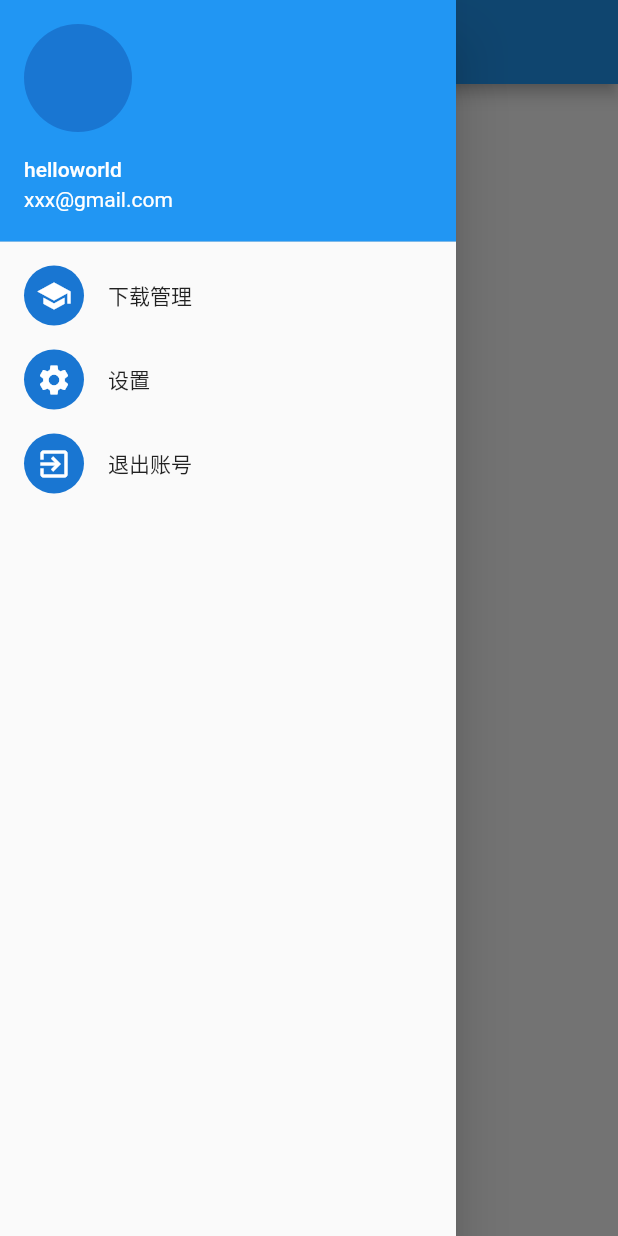
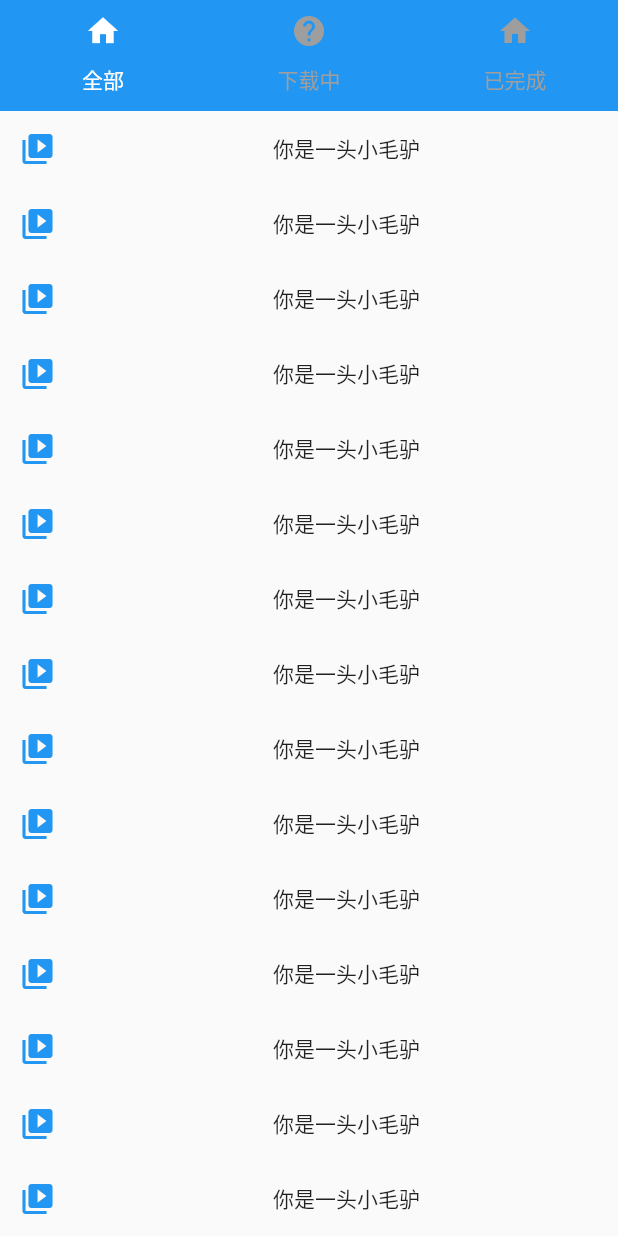
Before and after one commit to helixs/KodExplorerFlutter, a Flutter app: the HomePage screen opened directly, in the side drawer, after a tap on "下载管理", on a phone screen of 412 x 824 dp. Run offline on Flutter 3.47's test engine with Material 2 defaults, Android fonts, the phone set to English and light mode, and no system bars; drawn by our look-alikes of oktoast; our stand-ins replace dio, permission_handler, shared_preferences, webview_flutter; missing offline and left inert: common_utils, flutter_downloader; accounts and stored records are empty; statements that could not run were skipped.

Commit message:
下载列表显示

```diff
--- a/lib/custom/file_info_pop.dart
+++ b/lib/custom/file_info_pop.dart
@@ -76,7 +76,7 @@ class _FileInfoItem extends StatelessWidget {
     if (_kvInfo.isDownloadUrl) {
       downloadPress = () {
         Clipboard.setData(new ClipboardData(text: _kvInfo.value));
-        Pop.showToast(context, "链接已经复制到剪贴板");
+        Pop.toast(context, "链接已经复制到剪贴板");
       };
     }
     return Row(
@@ -174,7 +174,7 @@ class _DownloadPathState extends LifeState<_DownloadInfoWidget> {
   download()async{
     var ss = await FlutterDownloader.enqueue(url: _addressController.text,savedDir:_localPathController.text);
 
-    Pop.showToast(context, ss.toString());
+    Pop.toast(context, ss.toString());
   }
 
   @override
--- a/lib/main.dart
+++ b/lib/main.dart
@@ -1,5 +1,6 @@
 import 'package:flutter/material.dart';
 import 'package:kodproject/pages/home_list.dart';
+import 'package:oktoast/oktoast.dart';
 import 'life/life_state.dart';
 import 'package:kodproject/pages/loginpage.dart';
 import 'package:kodproject/storage/KData.dart';
@@ -36,10 +37,10 @@ class AppState extends LifeState<MyApp> {
     initData();
   }
 
-
   @override
   Widget build(BuildContext context) {
-    return MaterialApp(
+    return OKToast(
+      child: MaterialApp(
         title: 'Kodclould',
         theme: ThemeData(
           // This is the theme of your application.
@@ -54,6 +55,7 @@ class AppState extends LifeState<MyApp> {
           primarySwatch: Colors.blue,
         ),
         home: _widget,
+      ),
     );
   }
 }
--- a/lib/network/net_work_catch.dart
+++ b/lib/network/net_work_catch.dart
@@ -21,14 +21,14 @@ void requestNetWorkOfState(Function requestFun,State state,{@required Function s
       }
       if(state.mounted){
         if(e.message.contains("accessToken error")){
-          Pop.showToast(state.context, "用户过期重新登录");
+          Pop.toast(state.context, "用户过期重新登录");
           await new Future.delayed(Duration(milliseconds:500));
           Navigator.of(state.context).pushAndRemoveUntil(
               MaterialPageRoute(builder: (context) {
                 return LoginPage();
               }), (Route<dynamic> route) => false);
         }else{
-          Pop.showToast(state.context, e.message);
+          Pop.toast(state.context, e.message);
         }
       }
 
@@ -37,13 +37,13 @@ void requestNetWorkOfState(Function requestFun,State state,{@required Function s
         Pop.dissLoading(state.context);
       }
       if(state.mounted){
-        Pop.showToast(state.context, e.message);
+        Pop.toast(state.context, e.message);
       }
     }catch(e){
       if(isShowLoading&&state.mounted){
         Pop.dissLoading(state.context);
       }
-      Pop.showToast(state.context, e.message);
+      Pop.toast(state.context, e.message);
     }
 
 }
@@ -56,12 +56,12 @@ void requestNetWorkOfBuildContext(Function function,BuildContext context,{bool i
     await function();
   }on KCodeException catch (e){
     if(context!=null){
-      Pop.showToast(context, e.message);
+      Pop.toast(context, e.message);
     }
 
   }on KNetException catch(e){
     if(context!=null){
-      Pop.showToast(context, e.message);
+      Pop.toast(context, e.message);
     }
   }finally{
     if(isShowLoading){
--- a/lib/pages/childpage.dart
+++ b/lib/pages/childpage.dart
@@ -1,6 +1,5 @@
 import 'package:flutter/material.dart';
 import 'package:kodproject/model/file_path_info_entity.dart';
-import 'package:toast/toast.dart';
 import 'package:url_launcher/url_launcher.dart';
 import '../custom/file_info_pop.dart';
 import '../file/file_type_util.dart';
--- /dev/null
+++ b/lib/pages/download_list.dart
@@ -0,0 +1,121 @@
+import 'package:flutter/material.dart';
+import 'package:kodproject/custom/KBar.dart';
+import 'package:kodproject/life/life_state.dart';
+
+class DownloadManagerListPage extends StatefulWidget {
+  final String _title = "下载管理";
+
+  @override
+  State<StatefulWidget> createState() {
+    return DownloadManagerListState();
+  }
+}
+
+class DownloadManagerListState extends LifeState<DownloadManagerListPage>
+    with TickerProviderStateMixin {
+  TabController _tabController;
+
+  @override
+  void initState() {
+    super.initState();
+    _tabController = TabController(length: 3, vsync: this);
+    _tabController.addListener(() {
+      var index = _tabController.index;
+      var previewIndex = _tabController.previousIndex;
+      print('index:$index, preview:$previewIndex');
+    });
+  }
+
+  @override
+  void dispose() {
+    _tabController.dispose();
+    super.dispose();
+  }
+
+  @override
+  Widget build(BuildContext context) {
+    return Scaffold(
+      body: NestedScrollView(
+        headerSliverBuilder: (BuildContext context, bool innerBoxIsScrolled) {
+          return <Widget>[
+            SliverAppBar(
+              expandedHeight: 0,
+              floating: true,
+              //标题是否在滑动时候隐藏
+              pinned: true,
+              //标题是否固定在顶部
+              snap: false,
+              //是否提前滚动
+              title: Text(widget._title,
+                  style: TextStyle(
+                    color: Colors.white,
+                    fontSize: 18.0,
+                  )),
+              flexibleSpace: FlexibleSpaceBar(),
+              bottom: TabBar(
+                controller: _tabController,
+                unselectedLabelColor: Colors.grey,
+                tabs: <Widget>[
+                  Tab(
+                    text: "全部",
+                    icon: Icon(Icons.home),
+                  ),
+                  Tab(
+                    text: "下载中",
+                    icon: Icon(Icons.help),
+                  ),
+                  Tab(
+                    text: "已完成",
+                    icon: Icon(Icons.home),
+                  ),
+                ],
+              ),
+            ),
+          ];
+        },
+        body: new TabBarView(
+          controller: _tabController,
+          children: <Widget>[
+            _buildList(),
+            _buildList(),
+            _buildList(),
+          ],
+        ),
+      ),
+    );
+  }
+
+  ListView _buildList() {
+    return ListView.builder(
+      shrinkWrap: true,
+      itemBuilder: (BuildContext context, int index) {
+        return ItemTaskPage();
+      },
+      itemCount: 20,
+    );
+  }
+}
+
+class ItemTaskPage extends StatelessWidget {
+  @override
+  Widget build(BuildContext context) {
+    return Row(
+      mainAxisSize: MainAxisSize.max,
+      children: <Widget>[
+        Container(
+          width: 50,
+          height: 50,
+          child: Icon(
+            Icons.video_library,
+            color: Colors.blue,
+          ),
+        ),
+        Expanded(
+          child: Column(
+            children: <Widget>[Text("你是一头小毛驴", maxLines: 3)],
+          ),
+        )
+      ],
+    );
+  }
+}
--- a/lib/pages/home_list.dart
+++ b/lib/pages/home_list.dart
@@ -1,13 +1,13 @@
 import 'package:flutter/material.dart';
 import 'package:kodproject/account/account_util.dart';
 import 'package:kodproject/custom/pop.dart';
-import 'package:toast/toast.dart';
 import 'package:kodproject/pages/childpage.dart';
 import '../custom/KBar.dart';
 import 'package:kodproject/network/httpmanager.dart';
 import '../life/life_state.dart';
 import '../model/file_tree_res_entity.dart';
 import '../network/net_work_catch.dart';
+import 'download_list.dart';
 
 class HomePage extends StatefulWidget {
   final String title = "主页";
@@ -18,8 +18,20 @@ class HomePage extends StatefulWidget {
   }
 }
 
+enum HomeBody{
+  //文件管理
+  FILES,
+  //下载管理
+  DOWNLOADS,
+  //设置
+  SETTING
+
+
+}
+
 class _HomePageState extends LifeState<HomePage> {
   List<FileTreeResData> _fileList = [];
+
 
   @override
   void onStart() {
@@ -42,13 +54,15 @@ class _HomePageState extends LifeState<HomePage> {
               child: new Icon(Icons.school),
             ),
             onTap: () {
-//                Navigator.pop(context);
+              Navigator.push(context, MaterialPageRoute(builder: (context){
+                return DownloadManagerListPage();
+              }));
             },
           ),
           ListTile(
             title: Text('设置'),
             leading: new CircleAvatar(
-              child: new Icon(Icons.settings),
+              child: new Icon(Icons.settings,semanticLabel: "111",),
             ),
             onTap: () {
 //                Navigator.pop(context);
--- a/lib/pages/loginpage.dart
+++ b/lib/pages/loginpage.dart
@@ -6,7 +6,6 @@ import 'package:kodproject/storage/KData.dart';
 import '../life/life_state.dart';
 import '../network/net_work_catch.dart';
 import 'package:kodproject/custom/pop.dart';
-import 'package:toast/toast.dart';
 
 //
 //可道云登录
--- a/pubspec.yaml
+++ b/pubspec.yaml
@@ -29,7 +29,7 @@ dependencies:
   dio: ^2.1.0
   path_provider: ^1.2.0
   shared_preferences: ^0.5.3+1
-  toast: ^0.1.4
+  oktoast: ^2.2.0
   common_utils: ^1.1.1
   webview_flutter: ^0.3.10+3
   url_launcher: ^5.1.0
```
Also changed, not shown: lib/custom/pop.dart (+3 -4 lines), lib/custom/toast.dart (added, +101 -0 lines), pubspec.lock. Lines whose indentation alone changed are shown as unchanged.
